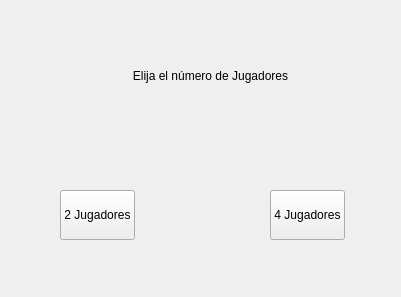
The window that interfaces/main.ui (pelucas-power-team/desarrollo) describes before a commit, drawn with Qt 5.
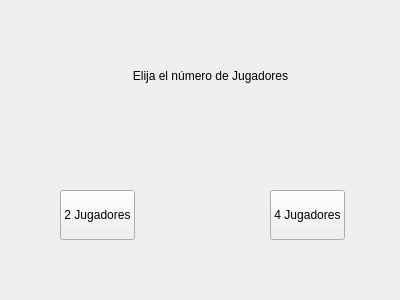
The same window after the commit.

Commit message: #Pablo, me queda pulir detalles, ya se puede ir haciendo el diagrama de clases

What changed in the file:
```diff
--- a/interfaces/main.ui
+++ b/interfaces/main.ui
@@ -6,8 +6,8 @@
    <rect>
     <x>0</x>
     <y>0</y>
-    <width>401</width>
-    <height>297</height>
+    <width>400</width>
+    <height>300</height>
    </rect>
   </property>
   <property name="windowTitle">
```
The commit also changes 1 other file.
